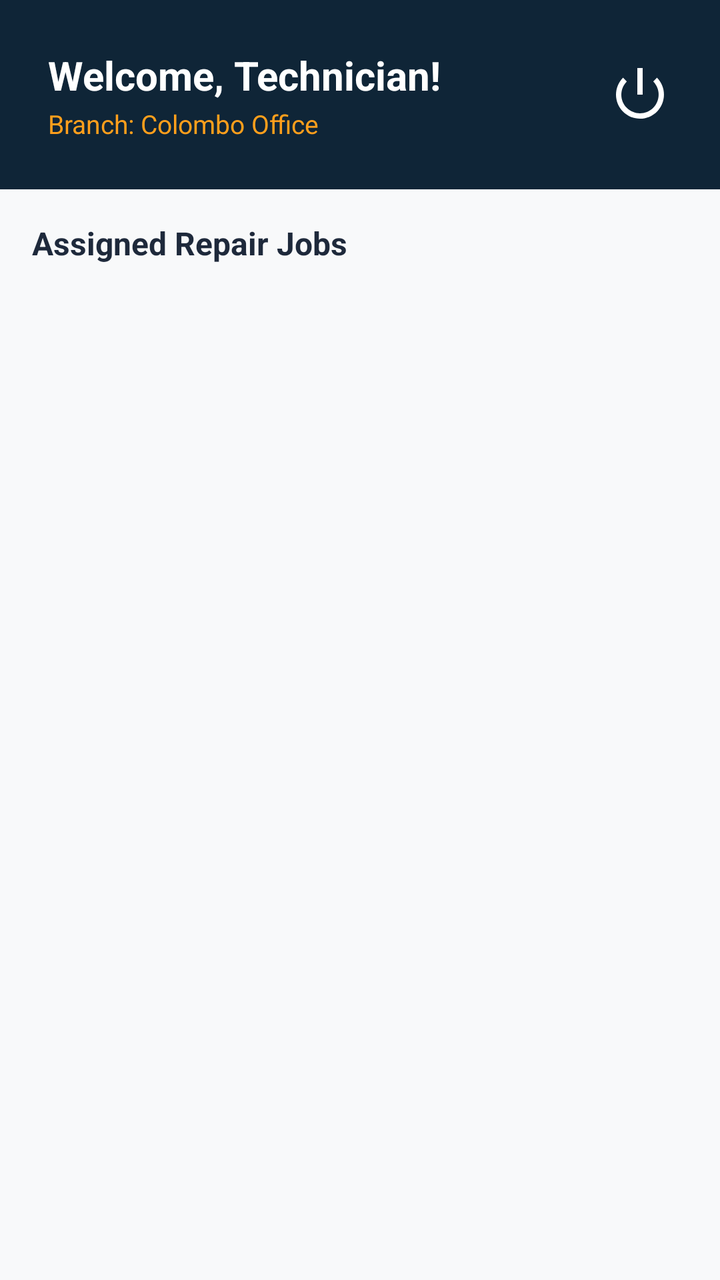
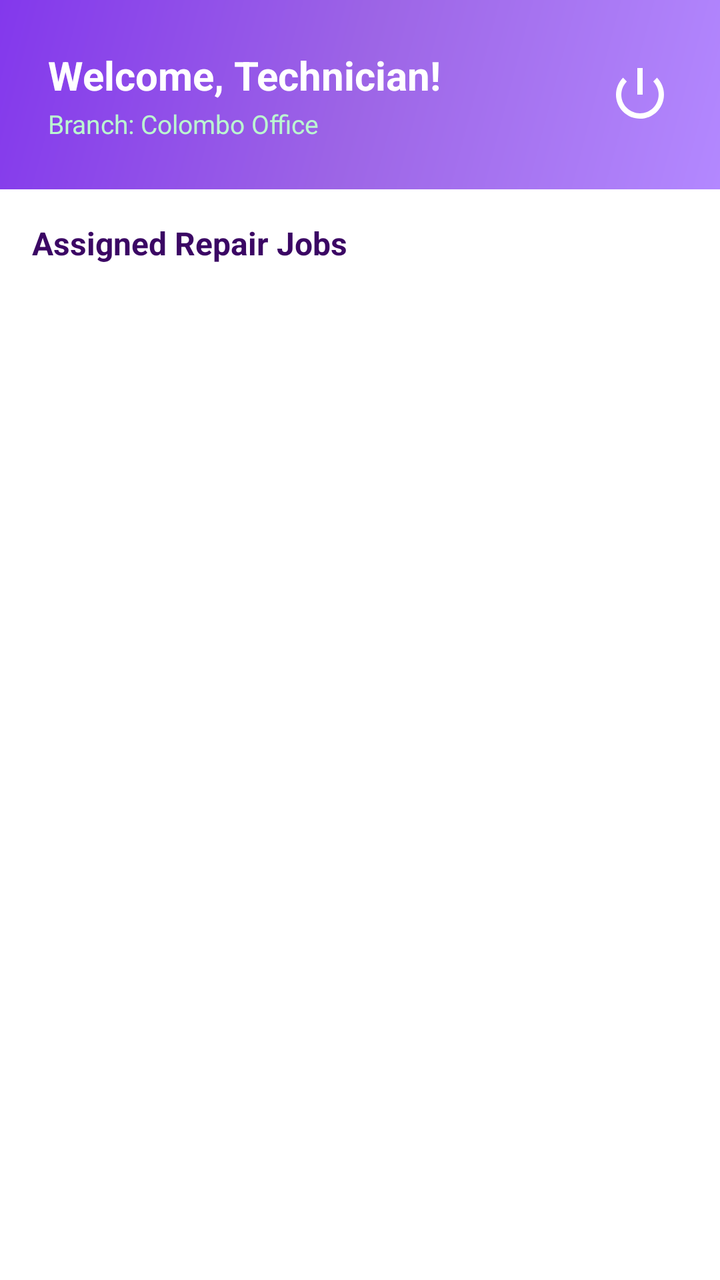

The first picture is an Android layout as it rendered before a commit; the second is the same layout after the commit. The layout source and the unified diff follow.
<!-- AndroidManifest.xml: application theme Theme.TechFix -->
<!-- res/layout/activity_technician_dashboard.xml -->
<?xml version="1.0" encoding="utf-8"?>
<androidx.constraintlayout.widget.ConstraintLayout 
    xmlns:android="http://schemas.android.com/apk/res/android"
    xmlns:app="http://schemas.android.com/apk/res-auto"
    xmlns:tools="http://schemas.android.com/tools"
    android:layout_width="match_parent"
    android:layout_height="match_parent"
    android:background="@color/surfaceColor"
    tools:context="com.techfix.app.technician.TechnicianDashboardActivity">

    
    <RelativeLayout
        android:id="@+id/headerBar"
        android:layout_width="match_parent"
        android:layout_height="wrap_content"
        android:background="@color/primaryColor"
        android:padding="24dp"
        app:layout_constraintTop_toTopOf="parent">

        <TextView
            android:id="@+id/technicianNameText"
            android:layout_width="wrap_content"
            android:layout_height="wrap_content"
            android:text="Welcome, Technician!"
            android:textSize="20sp"
            android:textStyle="bold"
            android:textColor="@color/white" />

        <TextView
            android:id="@+id/technicianBranchText"
            android:layout_width="wrap_content"
            android:layout_height="wrap_content"
            android:text="Branch: Colombo Office"
            android:textSize="13sp"
            android:textColor="@color/secondaryLightColor"
            android:layout_below="@id/technicianNameText"
            android:layout_marginTop="2dp" />

        <ImageView
            android:id="@+id/logoutIcon"
            android:layout_width="32dp"
            android:layout_height="32dp"
            android:layout_alignParentEnd="true"
            android:layout_centerVertical="true"
            android:src="@android:drawable/ic_lock_power_off"
            android:contentDescription="Log Out"
            app:tint="@color/white" />
    </RelativeLayout>

    
    <TextView
        android:id="@+id/jobListTitle"
        android:layout_width="wrap_content"
        android:layout_height="wrap_content"
        android:text="Assigned Repair Jobs"
        android:textSize="16sp"
        android:textStyle="bold"
        android:textColor="@color/textPrimary"
        android:layout_margin="16dp"
        app:layout_constraintTop_toBottomOf="@id/headerBar"
        app:layout_constraintStart_toStartOf="parent" />

    
    <androidx.recyclerview.widget.RecyclerView
        android:id="@+id/jobsRecyclerView"
        android:layout_width="match_parent"
        android:layout_height="0dp"
        android:layout_marginTop="8dp"
        app:layout_constraintTop_toBottomOf="@id/jobListTitle"
        app:layout_constraintBottom_toBottomOf="parent"
        tools:listitem="@android:layout/simple_list_item_2" />

    
    <TextView
        android:id="@+id/noJobsText"
        android:layout_width="wrap_content"
        android:layout_height="wrap_content"
        android:text="No repair jobs assigned to your branch yet."
        android:textColor="@color/textSecondary"
        android:textSize="14sp"
        android:visibility="gone"
        app:layout_constraintTop_toTopOf="parent"
        app:layout_constraintBottom_toBottomOf="parent"
        app:layout_constraintStart_toStartOf="parent"
        app:layout_constraintEnd_toEndOf="parent" />

</androidx.constraintlayout.widget.ConstraintLayout>
<!-- resources referenced by this layout -->
<resources>
  <color name="primaryColor">#0F2537</color>
  <color name="secondaryLightColor">#FF9F1C</color>
  <color name="surfaceColor">#F8F9FA</color>
  <color name="textPrimary">#1E293B</color>
  <color name="textSecondary">#64748B</color>
  <color name="white">#FFFFFFFF</color>
  <style name="Theme.TechFix" parent="Base.Theme.TechFix" />
  <style name="Base.Theme.TechFix" parent="Theme.Material3.DayNight.NoActionBar">
          
          <item name="colorPrimary">@color/primaryColor</item>
          <item name="colorPrimaryDark">@color/primaryDarkColor</item>
          <item name="colorSecondary">@color/secondaryColor</item>
          <item name="colorError">@color/errorColor</item>
          
          
          <item name="android:windowBackground">@color/backgroundColor</item>
          <item name="colorSurface">@color/surfaceColor</item>
          <item name="colorOnPrimary">@color/white</item>
          <item name="colorOnSecondary">@color/white</item>
      </style>
  <color name="primaryDarkColor">#081426</color>
  <color name="secondaryColor">#F77F00</color>
  <color name="errorColor">#D00000</color>
  <color name="backgroundColor">#FFFFFF</color>
</resources>

<!-- the commit's change to res/layout/activity_technician_dashboard.xml (unified diff, before → after) -->
@@ -13,7 +13,7 @@
         android:id="@+id/headerBar"
         android:layout_width="match_parent"
         android:layout_height="wrap_content"
-        android:background="@color/primaryColor"
+        android:background="@drawable/gradient_primary"
         android:padding="24dp"
         app:layout_constraintTop_toTopOf="parent">
 
<!-- resource entries referenced after the edit -->
@@ -1,11 +1,22 @@
 <!-- resources referenced by this layout -->
 <resources>
-  <color name="primaryColor">#0F2537</color>
-  <color name="secondaryLightColor">#FF9F1C</color>
-  <color name="surfaceColor">#F8F9FA</color>
-  <color name="textPrimary">#1E293B</color>
-  <color name="textSecondary">#64748B</color>
+  <color name="primaryColor">#9D65E6</color>
+  <color name="secondaryLightColor">#BBF7D0</color>
+  <color name="surfaceColor">#FFFFFF</color>
+  <color name="textPrimary">#3B0764</color>
+  <color name="textSecondary">#8B5CF6</color>
   <color name="white">#FFFFFFFF</color>
+  <!-- drawable gradient_primary (drawable) -->
+  <?xml version="1.0" encoding="utf-8"?>
+  <shape xmlns:android="http://schemas.android.com/apk/res/android"
+      android:shape="rectangle">
+      <gradient
+          android:angle="135"
+          android:startColor="#B388FF"
+          android:centerColor="#9D65E6"
+          android:endColor="#8338EC"
+          android:type="linear" />
+  </shape>
   <style name="Theme.TechFix" parent="Base.Theme.TechFix" />
   <style name="Base.Theme.TechFix" parent="Theme.Material3.DayNight.NoActionBar">
           
@@ -20,9 +31,9 @@
           <item name="colorOnPrimary">@color/white</item>
           <item name="colorOnSecondary">@color/white</item>
       </style>
-  <color name="primaryDarkColor">#081426</color>
-  <color name="secondaryColor">#F77F00</color>
-  <color name="errorColor">#D00000</color>
-  <color name="backgroundColor">#FFFFFF</color>
+  <color name="primaryDarkColor">#6D28D9</color>
+  <color name="secondaryColor">#8DE8B5</color>
+  <color name="errorColor">#EF4444</color>
+  <color name="backgroundColor">#F7F2FE</color>
 </resources>
 
